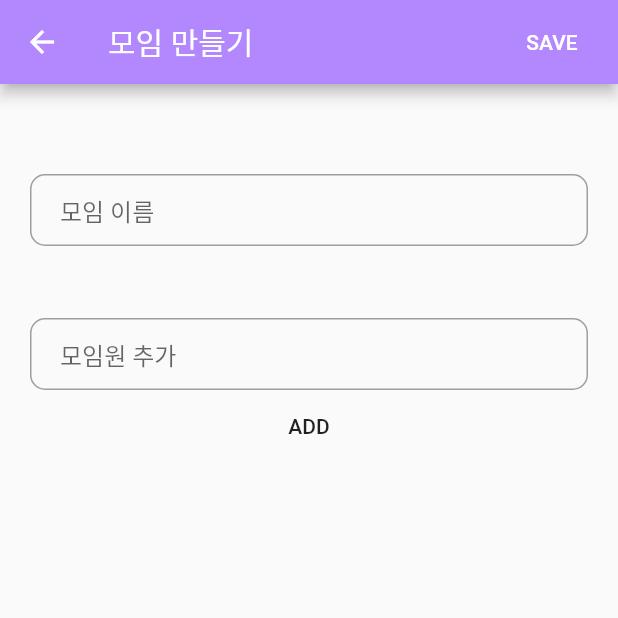
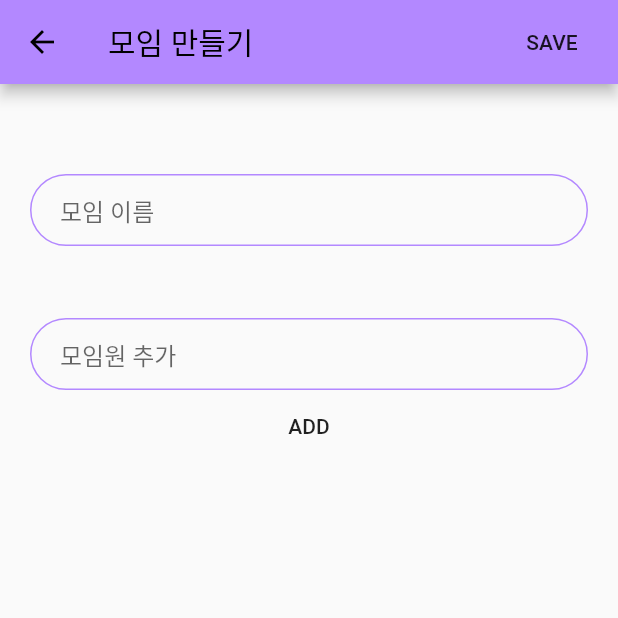
Before and after one commit to dsc-sookmyung/2021-SeNaJooNa-OurStory, a Flutter app: the AddGroupScreen screen opened directly, on a phone screen of 412 x 824 dp, the top half of it. Run offline on Flutter 3.47's test engine with Material 2 defaults, Android fonts, the phone set to English and light mode, and no system bars; our stand-ins replace cloud_firestore, firebase_auth, firebase_core, firebase_storage, google_sign_in; accounts and stored records are empty.

Commit message:
update add_group_screen and drawer

```diff
--- a/lib/Constants.dart
+++ b/lib/Constants.dart
@@ -3,3 +3,19 @@ import 'package:flutter/material.dart';
 const kPrimaryColor = Color(0xFFB388FF);
 const kPLightColor = Color(0xFFE7B9FF);
 const kPDarkColor = Color(0xFF805ACB);
+
+const kTextFieldDecoration = InputDecoration(
+  hintText: 'Enter a value',
+  contentPadding: EdgeInsets.symmetric(vertical: 10.0, horizontal: 20.0),
+  border: OutlineInputBorder(
+    borderRadius: BorderRadius.all(Radius.circular(32.0)),
+  ),
+  enabledBorder: OutlineInputBorder(
+    borderSide: BorderSide(color: kPrimaryColor, width: 1.0),
+    borderRadius: BorderRadius.all(Radius.circular(32.0)),
+  ),
+  focusedBorder: OutlineInputBorder(
+    borderSide: BorderSide(color: kPDarkColor, width: 2.0),
+    borderRadius: BorderRadius.all(Radius.circular(32.0)),
+  ),
+);
--- a/lib/models/User.dart
+++ b/lib/models/User.dart
@@ -5,29 +5,36 @@ class User extends ChangeNotifier {
   Map<String, dynamic> _user = {};
   FirebaseFirestore _firestore = FirebaseFirestore.instance;
 
-  void setUser(user){
+  void setUser(user) {
     this._user = user;
-    this._firestore.collection('User').doc(user["email"]).get()
-    .then((value) => {
-      if(!value.exists){
-        this._firestore.collection('User').doc(user["email"]).set(
-          {
-            'name': user["name"]
-          }
-        )
-      }
-    })
-    .catchError((error) =>
-      print("get user error!")
-    );
+    this
+        ._firestore
+        .collection('User')
+        .doc(user["email"])
+        .get()
+        .then((value) => {
+              if (!value.exists)
+                {
+                  this
+                      ._firestore
+                      .collection('User')
+                      .doc(user["email"])
+                      .set({'name': user["name"]})
+                }
+            })
+        .catchError((error) => print("get user error!"));
     notifyListeners();
   }
 
-  Map<String, dynamic> getUser(){
+  Map<String, dynamic> getUser() {
     return this._user;
   }
 
-  String getEmail(){
+  String getEmail() {
     return this._user["email"];
   }
+
+  String getName() {
+    return this._user["name"];
+  }
 }
--- a/lib/screens/add_group_screen.dart
+++ b/lib/screens/add_group_screen.dart
@@ -19,12 +19,20 @@ class _AddGroupScreenState extends State<AddGroupScreen> {
   Widget build(BuildContext context) {
     return Scaffold(
       appBar: AppBar(
+        iconTheme: IconThemeData(
+          color: Colors.black, //change your color here
+        ),
         backgroundColor: kPrimaryColor,
-        title: Text('모임 만들기'),
+        title: Text(
+          '모임 만들기',
+          style: TextStyle(
+            color: Colors.black,
+          ),
+        ),
         actions: [
           FlatButton(
-            textColor: Colors.white,
             onPressed: () {
+              if (groupName == null) return;
               //ff
               Provider.of<Group>(context, listen: false).addGroup(
                   name: groupName,
@@ -55,27 +63,7 @@ class _AddGroupScreenState extends State<AddGroupScreen> {
                 onChanged: (value) {
                   groupName = value;
                 },
-                decoration: InputDecoration(
-                  hintText: '모임 이름',
-                  contentPadding: EdgeInsets.symmetric(
-                    vertical: 10.0,
-                    horizontal: 20.0,
-                  ),
-                  border: OutlineInputBorder(
-                    borderRadius: BorderRadius.all(
-                      Radius.circular(20.0),
-                    ),
-                  ),
-                  enabledBorder: OutlineInputBorder(
-                    borderSide: BorderSide(color: Colors.grey, width: 1.0),
-                    borderRadius: BorderRadius.all(Radius.circular(10.0)),
-                  ),
-                  focusedBorder: OutlineInputBorder(
-                    borderSide: BorderSide(
-                        color: Colors.deepPurpleAccent[100], width: 2.0),
-                    borderRadius: BorderRadius.all(Radius.circular(10.0)),
-                  ),
-                ),
+                decoration: kTextFieldDecoration.copyWith(hintText: '모임 이름'),
               ),
               SizedBox(
                 height: 48.0,
@@ -85,30 +73,13 @@ class _AddGroupScreenState extends State<AddGroupScreen> {
                   user = value;
                 },
                 controller: _userController,
-                decoration: InputDecoration(
-                  hintText: '모임원 추가',
-                  contentPadding: EdgeInsets.symmetric(
-                    vertical: 10.0,
-                    horizontal: 20.0,
-                  ),
-                  border: OutlineInputBorder(
-                    borderRadius: BorderRadius.all(
-                      Radius.circular(20.0),
-                    ),
-                  ),
-                  enabledBorder: OutlineInputBorder(
-                    borderSide: BorderSide(color: Colors.grey, width: 1.0),
-                    borderRadius: BorderRadius.all(Radius.circular(10.0)),
-                  ),
-                  focusedBorder: OutlineInputBorder(
-                    borderSide: BorderSide(
-                        color: Colors.deepPurpleAccent[100], width: 2.0),
-                    borderRadius: BorderRadius.all(Radius.circular(10.0)),
-                  ),
-                ),
+                decoration: kTextFieldDecoration.copyWith(hintText: '모임원 추가'),
               ),
               FlatButton(
                 onPressed: () {
+                  if (user == null) {
+                    return;
+                  }
                   if (!userList.contains(user) &&
                       user !=
                           Provider.of<User>(context, listen: false)
@@ -117,7 +88,6 @@ class _AddGroupScreenState extends State<AddGroupScreen> {
                       userList.insert(0, user);
                     });
                   }
-                  if (user == null) {}
 
                   _userController.clear();
                 },
@@ -163,7 +133,7 @@ class userChip extends StatelessWidget {
     return Chip(
       label: Text(
         userTitle,
-        style: TextStyle(color: Colors.black),
+        style: TextStyle(color: Colors.white),
       ),
       avatar: CircleAvatar(
         child: Text(
@@ -172,7 +142,7 @@ class userChip extends StatelessWidget {
         backgroundColor: Colors.white,
       ),
       padding: EdgeInsets.all(5),
-      backgroundColor: Colors.deepPurpleAccent[100],
+      backgroundColor: kPDarkColor,
       onDeleted: onDeleted,
     );
   }
--- a/lib/screens/group_screen.dart
+++ b/lib/screens/group_screen.dart
@@ -68,7 +68,7 @@ class _GroupScreenState extends State<GroupScreen> {
           ),
         ],
       ),
-      drawer: Navigation_Drawer(),
+      drawer: Navigation_Drawer(userName: Provider.of<User>(context).getName()),
       body: Column(
         children: <Widget>[
           Expanded(
@@ -186,9 +186,11 @@ class _GroupScreenState extends State<GroupScreen> {
 }
 
 class Navigation_Drawer extends StatelessWidget {
-  const Navigation_Drawer({
-    Key key,
-  }) : super(key: key);
+  String userName;
+
+  Navigation_Drawer({@required userName}) {
+    this.userName = userName;
+  }
 
   @override
   Widget build(BuildContext context) {
@@ -199,7 +201,7 @@ class Navigation_Drawer extends StatelessWidget {
         children: <Widget>[
           DrawerHeader(
             child: Text(
-              'Drawer Header',
+              userName,
               style: TextStyle(
                 fontSize: 24,
               ),
```
